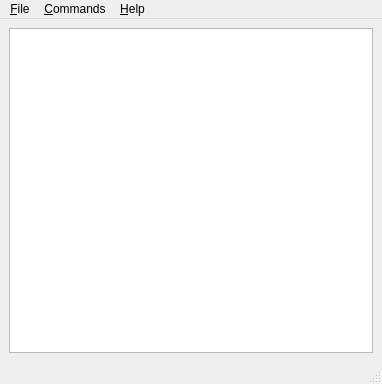
The window that ui/mainwindow.ui (hexqnt/RiskSpec-Loops-Analyzer) describes before a commit, drawn with Qt 5.
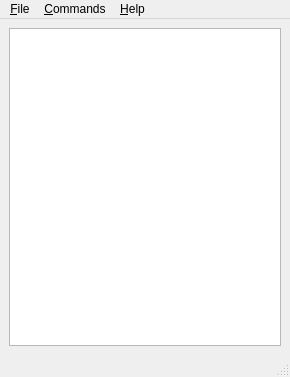
The same window after the commit.

```diff
--- a/ui/mainwindow.ui
+++ b/ui/mainwindow.ui
@@ -6,10 +6,16 @@
    <rect>
     <x>0</x>
     <y>0</y>
-    <width>382</width>
-    <height>384</height>
+    <width>290</width>
+    <height>377</height>
    </rect>
   </property>
+  <property name="minimumSize">
+   <size>
+    <width>290</width>
+    <height>377</height>
+   </size>
+  </property>
   <property name="windowTitle">
    <string>RiskSpec Loops Analyzer</string>
   </property>
@@ -17,8 +23,8 @@
    <enum>Qt::LeftToRight</enum>
   </property>
   <widget class="QWidget" name="centralwidget">
-   <layout class="QFormLayout" name="formLayout">
-    <item row="0" column="0" colspan="2">
+   <layout class="QHBoxLayout" name="horizontalLayout" stretch="0">
+    <item>
      <widget class="QTreeView" name="treeView">
       <property name="sizePolicy">
        <sizepolicy hsizetype="Expanding" vsizetype="Expanding">
@@ -44,7 +50,7 @@
     <rect>
      <x>0</x>
      <y>0</y>
-     <width>382</width>
+     <width>290</width>
      <height>19</height>
     </rect>
    </property>
```
